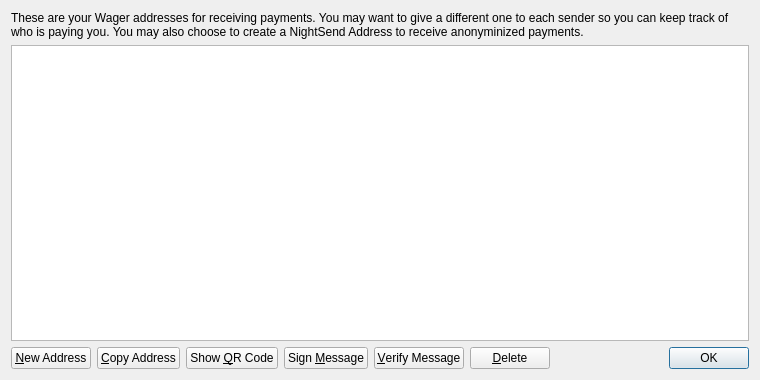
Qt form src/qt/forms/addressbookpage.ui (WagerCoin/WAGE) before a commit.
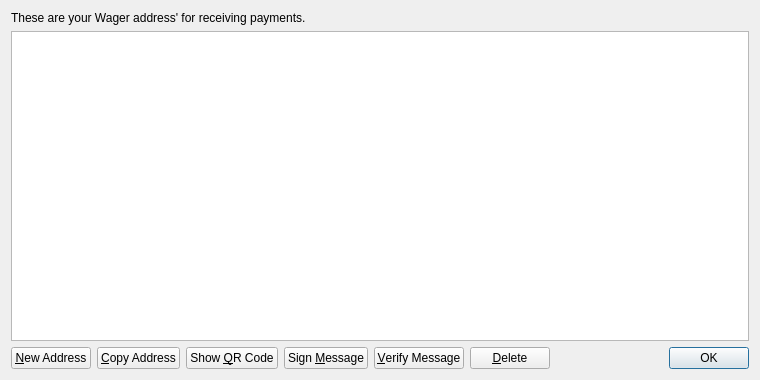
The same form after that commit. Icons and pictures are not drawn.

What changed in the file:
```diff
--- a/src/qt/forms/addressbookpage.ui
+++ b/src/qt/forms/addressbookpage.ui
@@ -17,7 +17,7 @@
    <item>
     <widget class="QLabel" name="labelExplanation">
      <property name="text">
-      <string>These are your Wager addresses for receiving payments. You may want to give a different one to each sender so you can keep track of who is paying you. You may also choose to create a NightSend Address to receive anonyminized payments.</string>
+      <string>These are your Wager address' for receiving payments.</string>
      </property>
      <property name="textFormat">
       <enum>Qt::PlainText</enum>
```
